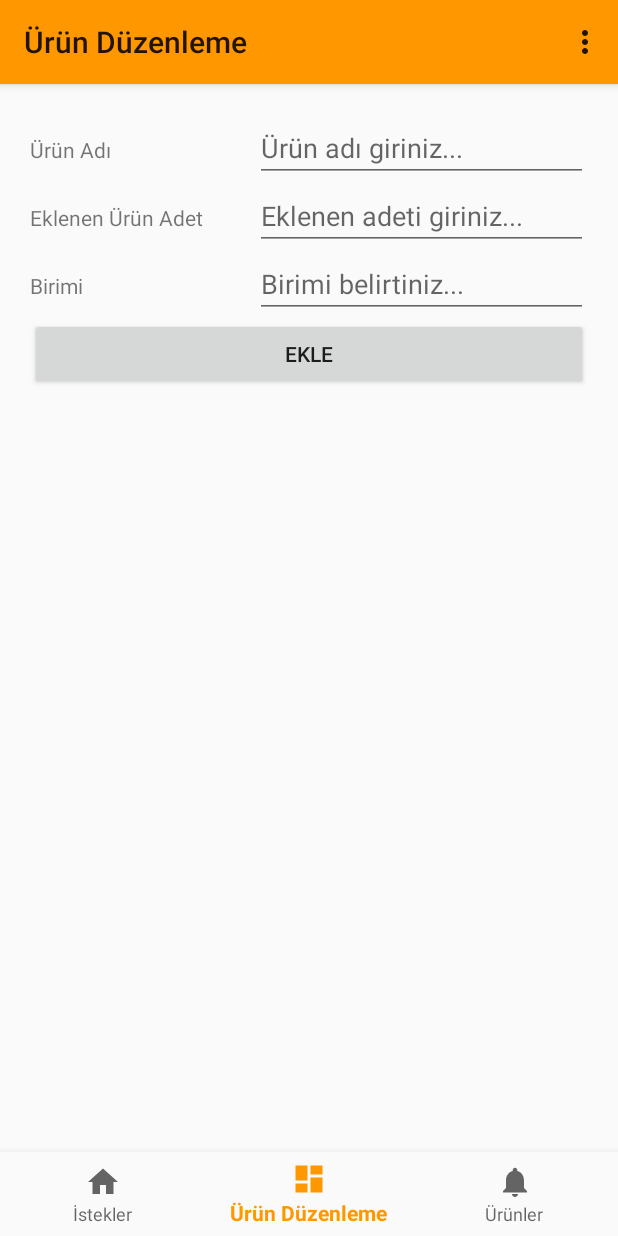
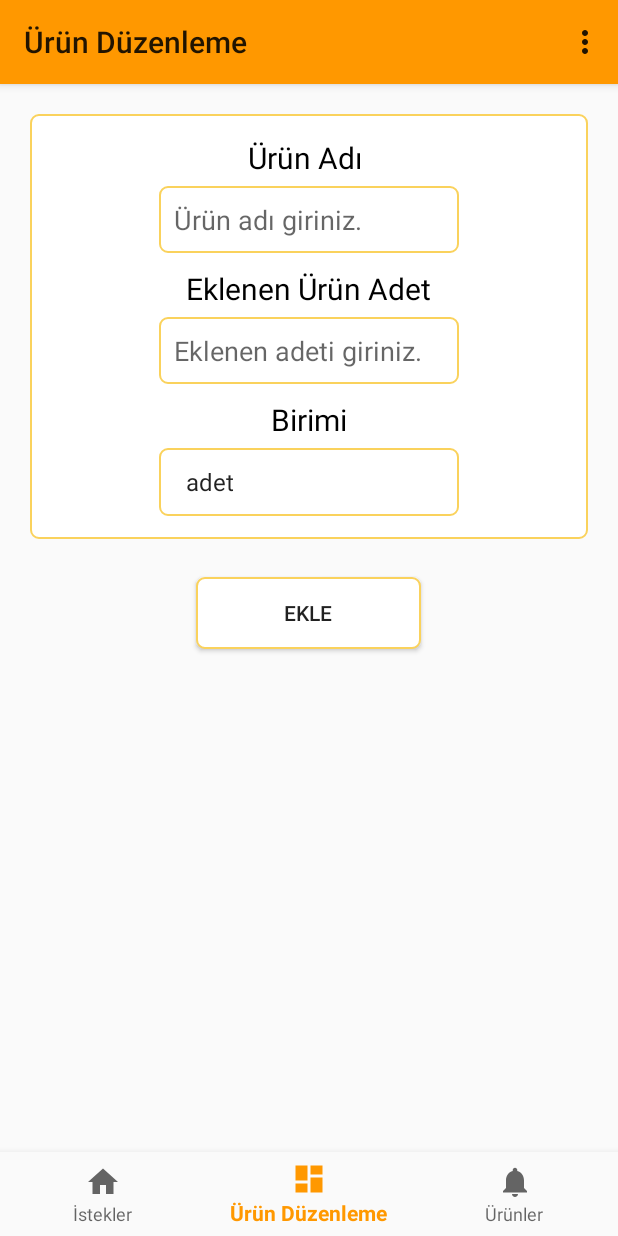
Before and after one commit to 55selcukozdemir/santiye, an Android app: the ProductArrangementFragment screen opened through its navigation route, on a phone screen of 412 x 824 dp. Run offline under Robolectric (Android 15) with nearby library versions, the phone set to English and light mode, and no system bars; our stand-ins replace Firebase (no records; nobody signed in at launch, a user with empty details on screens opened directly), navigation-ui.

Commit message:
her şey değişti

```diff
--- a/app/src/main/java/com/example/santiye/warehome/RequestFragment.kt
+++ b/app/src/main/java/com/example/santiye/warehome/RequestFragment.kt
@@ -8,6 +8,7 @@ import android.view.ViewGroup
 import android.widget.Toast
 import androidx.fragment.app.Fragment
 import androidx.recyclerview.widget.LinearLayoutManager
+import androidx.recyclerview.widget.RecyclerView
 import com.example.santiye.adapter.WarehomeRequestRecyclerAdapter
 import com.example.santiye.databinding.FragmentRequestBinding
 import com.example.santiye.product.Content
@@ -23,12 +24,13 @@ class RequestFragment : Fragment() {
     private lateinit var requestList: ArrayList<RequestL>
     private lateinit var firestore: FirebaseFirestore
     private lateinit var customAdapter: WarehomeRequestRecyclerAdapter
+    private lateinit var recyclerView: RecyclerView
 
 
     override fun onCreateView(inflater: LayoutInflater,container: ViewGroup?, savedInstanceState: Bundle?): View? {
         binding = FragmentRequestBinding.inflate(inflater,container,false)
 
-        val recyclerView = binding.warehomeRecyclerView
+        recyclerView = binding.warehomeRecyclerView
         recyclerView.layoutManager = LinearLayoutManager(context,LinearLayoutManager.VERTICAL,false)
         requestList = ArrayList<RequestL>()
         firestore = Firebase.firestore
@@ -70,6 +72,9 @@ class RequestFragment : Fragment() {
 
                         customAdapter.notifyDataSetChanged()
 
+
+                        customAdapter = WarehomeRequestRecyclerAdapter(requestList)
+                        recyclerView.adapter = customAdapter
                     }
                 }
             }
--- a/app/src/main/res/drawable/button_background.xml
+++ b/app/src/main/res/drawable/button_background.xml
@@ -39,7 +39,7 @@
 
 
                     <gradient
-                        android:endColor="@color/primaryLightColor"
+                        android:endColor="@color/secondaryLightColor"
                         android:startColor="@color/primaryColor"
                         />
 
--- /dev/null
+++ b/app/src/main/res/drawable/email.xml
@@ -0,0 +1,5 @@
+<vector android:height="50dp" android:tint="?attr/colorControlNormal"
+    android:viewportHeight="24" android:viewportWidth="24"
+    android:width="50dp" xmlns:android="http://schemas.android.com/apk/res/android">
+    <path android:fillColor="@android:color/white" android:pathData="M20,4L4,4c-1.1,0 -1.99,0.9 -1.99,2L2,18c0,1.1 0.9,2 2,2h16c1.1,0 2,-0.9 2,-2L22,6c0,-1.1 -0.9,-2 -2,-2zM20,8l-8,5 -8,-5L4,6l8,5 8,-5v2z"/>
+</vector>
--- a/app/src/main/res/drawable/layout_background.xml
+++ b/app/src/main/res/drawable/layout_background.xml
@@ -10,4 +10,5 @@
         android:width="1dp"
         android:color="@color/primaryLightColor"
         />
+    <corners android:radius="15dp"/>
 </shape>
--- /dev/null
+++ b/app/src/main/res/drawable/lock.xml
@@ -0,0 +1,5 @@
+<vector android:height="50dp" android:tint="?attr/colorControlNormal"
+    android:viewportHeight="24" android:viewportWidth="24"
+    android:width="50dp" xmlns:android="http://schemas.android.com/apk/res/android">
+    <path android:fillColor="@android:color/white" android:pathData="M18,8h-1L17,6c0,-2.76 -2.24,-5 -5,-5S7,3.24 7,6v2L6,8c-1.1,0 -2,0.9 -2,2v10c0,1.1 0.9,2 2,2h12c1.1,0 2,-0.9 2,-2L20,10c0,-1.1 -0.9,-2 -2,-2zM12,17c-1.1,0 -2,-0.9 -2,-2s0.9,-2 2,-2 2,0.9 2,2 -0.9,2 -2,2zM15.1,8L8.9,8L8.9,6c0,-1.71 1.39,-3.1 3.1,-3.1 1.71,0 3.1,1.39 3.1,3.1v2z"/>
+</vector>
--- a/app/src/main/res/layout/activity_warehome.xml
+++ b/app/src/main/res/layout/activity_warehome.xml
@@ -22,7 +22,7 @@
         android:id="@+id/nav_host_fragment_activity_warehome"
         android:name="androidx.navigation.fragment.NavHostFragment"
         android:layout_width="match_parent"
-        android:layout_height="match_parent"
+        android:layout_height="0dp"
         app:defaultNavHost="true"
         app:layout_constraintBottom_toTopOf="@id/nav_view_warehome"
         app:layout_constraintLeft_toLeftOf="parent"
--- a/app/src/main/res/layout/fragment_product_arrangemet.xml
+++ b/app/src/main/res/layout/fragment_product_arrangemet.xml
@@ -8,66 +8,79 @@
     <LinearLayout
         android:layout_width="match_parent"
         android:layout_height="wrap_content"
-        android:orientation="horizontal">
+        android:background="@drawable/base_border"
+        android:gravity="center"
+        android:orientation="vertical"
+        android:padding="15dp">
+
 
         <TextView
-            android:layout_width="150dp"
+            android:layout_width="wrap_content"
             android:layout_height="wrap_content"
-            android:text="Ürün Adı " />
+            android:gravity="center"
+            android:text="Ürün Adı "
+            android:textColor="@color/primaryTextColor"
+            android:textSize="20sp" />
 
         <EditText
             android:id="@+id/arrangamet_name"
+            android:layout_width="200dp"
+            android:layout_height="wrap_content"
+            android:layout_marginTop="5dp"
+            android:layout_marginBottom="10dp"
+            android:layout_weight="1"
+            android:background="@drawable/base_border"
+            android:ems="10"
+            android:hint="Ürün adı giriniz."
+            android:inputType="textPersonName"
+            android:padding="10dp" />
+
+        <TextView
             android:layout_width="wrap_content"
             android:layout_height="wrap_content"
-            android:layout_weight="1"
-            android:ems="10"
-            android:hint="Ürün adı giriniz..."
-            android:inputType="textPersonName" />
-    </LinearLayout>
-
-    <LinearLayout
-        android:layout_width="match_parent"
-        android:layout_height="wrap_content"
-        android:orientation="horizontal">
-
-        <TextView
-            android:layout_width="150dp"
-            android:layout_height="wrap_content"
-            android:text="Eklenen Ürün Adet" />
+            android:gravity="center"
+            android:text="Eklenen Ürün Adet"
+            android:textColor="@color/primaryTextColor"
+            android:textSize="20sp" />
 
         <EditText
             android:id="@+id/arrangamet_product_add"
+            android:layout_width="200dp"
+            android:layout_height="wrap_content"
+            android:layout_marginTop="5dp"
+            android:layout_marginBottom="10dp"
+            android:layout_weight="1"
+            android:background="@drawable/base_border"
+            android:ems="10"
+            android:hint="Eklenen adeti giriniz."
+            android:inputType="number|textPersonName"
+            android:padding="10dp" />
+
+        <TextView
             android:layout_width="wrap_content"
             android:layout_height="wrap_content"
-            android:layout_weight="1"
-            android:ems="10"
-            android:hint="Eklenen adeti giriniz..."
-            android:inputType="number|textPersonName" />
-    </LinearLayout>
+            android:layout_marginBottom="5dp"
+            android:gravity="center"
+            android:text="Birimi"
+            android:textColor="@color/primaryTextColor"
+            android:textSize="20sp" />
 
-    <LinearLayout
-        android:layout_width="match_parent"
-        android:layout_height="wrap_content"
-        android:orientation="horizontal">
+        <Spinner
+            android:id="@+id/spinner"
+            android:layout_width="200dp"
+            android:layout_height="45dp"
+            android:layout_gravity="center"
+            android:background="@drawable/base_border"
+            android:padding="10dp" />
 
-        <TextView
-            android:layout_width="150dp"
-            android:layout_height="wrap_content"
-            android:text="Birimi" />
-
-        <EditText
-            android:id="@+id/arrangamet_unit"
-            android:layout_width="wrap_content"
-            android:layout_height="wrap_content"
-            android:layout_weight="1"
-            android:ems="10"
-            android:hint="Birimi belirtiniz..."
-            android:inputType="textPersonName" />
     </LinearLayout>
 
     <Button
         android:id="@+id/arragamet_add_buttn"
-        android:layout_width="match_parent"
+        android:layout_width="150dp"
         android:layout_height="wrap_content"
+        android:layout_gravity="center"
+        android:layout_margin="25dp"
+        android:background="@drawable/base_border"
         android:text="ekle" />
 </LinearLayout>
--- a/app/src/main/res/layout/list_item_main_meterial.xml
+++ b/app/src/main/res/layout/list_item_main_meterial.xml
@@ -9,6 +9,7 @@
     <LinearLayout
         android:layout_width="match_parent"
         android:layout_height="wrap_content"
+        android:layout_margin="10dp"
         android:gravity="center"
         android:orientation="horizontal">
 
--- /dev/null
+++ b/app/src/main/res/values/warehome_units.xml
@@ -0,0 +1,12 @@
+<?xml version="1.0" encoding="utf-8"?>
+<resources>
+    <string-array name="units">
+        <item>adet</item>
+        <item>kg</item>
+        <item>paket</item>
+        <item>koli</item>
+        <item>litre</item>
+        <item>palet</item>
+        <item>torba</item>
+    </string-array>
+</resources>
```
Also changed, not shown: app/src/main/java/com/example/santiye/adapter/WarehomeRequestRecyclerAdapter.kt (+27 -22 lines), app/src/main/java/com/example/santiye/main/MeterialFragment.kt (+6 -1 lines), app/src/main/java/com/example/santiye/warehome/ProductArrangementFragment.kt (+17 -6 lines), app/src/main/res/layout/activity_login.xml (+12 -11 lines), app/src/main/res/layout/fragment_products.xml (+34 -1 lines), app/src/main/res/layout/fragment_request.xml (+31 -0 lines), app/src/main/res/layout/list_item_warehome_products.xml (+16 -8 lines), app/src/main/res/layout/list_item_warehome_request.xml (+51 -35 lines).
